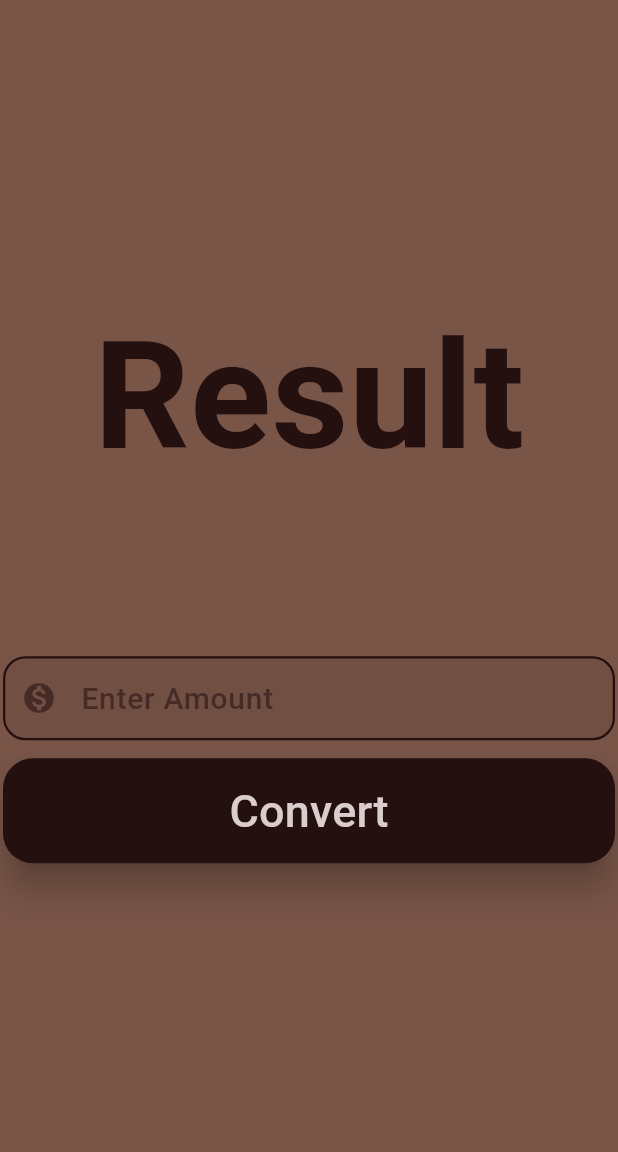
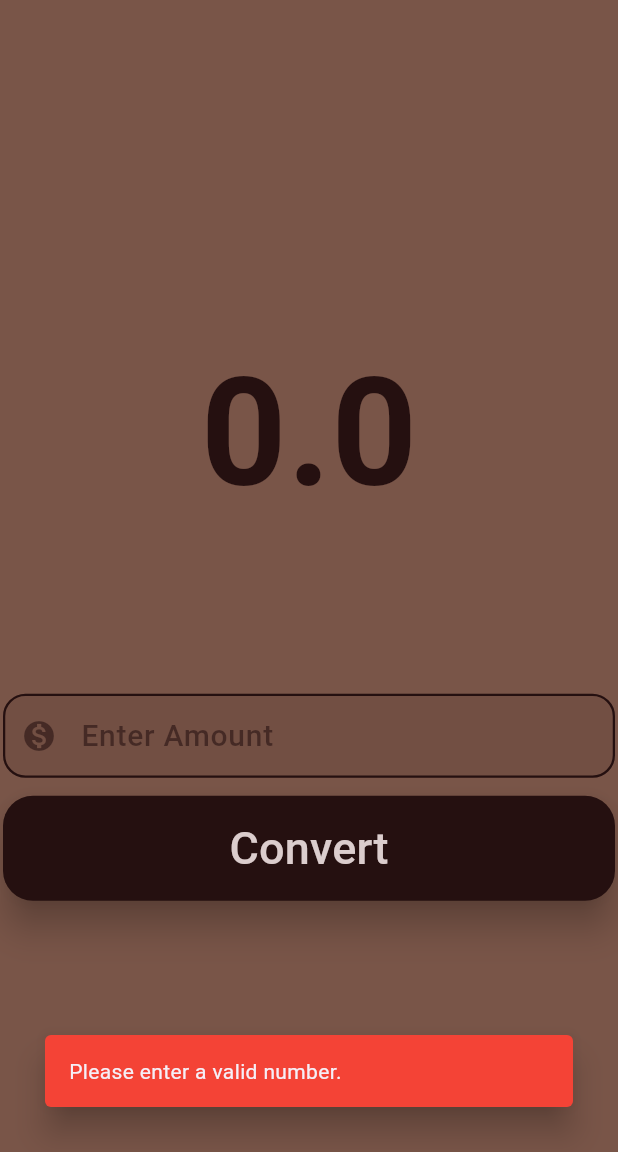
Before and after one commit to mabuyahya/currency_convetrer, a Flutter app: the screen it shows after launch, after a tap on "Convert", on a phone screen of 412 x 824 dp, the part 84-1236 px from its top. Run offline on Flutter 3.47's test engine with Material 3 defaults, Android fonts, the phone set to English and light mode, and no system bars.

Commit message:
Refactor currency converter components to use stateful widgets.

```diff
--- a/lib/home_page/convert.dart
+++ b/lib/home_page/convert.dart
@@ -1,11 +1,12 @@
 import 'package:flutter/material.dart';
 
 class Convert extends StatelessWidget {
-  const Convert({super.key});
+  final VoidCallback convertar;
+  const Convert({super.key, required this.convertar});
 
   @override
   Widget build(BuildContext context) {
-    return Container(
+    return SizedBox(
       width: double.infinity,
       child: Padding(
         padding: const EdgeInsets.fromLTRB(2, 10, 2, 0),
@@ -20,9 +21,7 @@ class Convert extends StatelessWidget {
             fixedSize: const WidgetStatePropertyAll(Size(double.infinity, 70)),
             foregroundColor: const WidgetStatePropertyAll(Color.fromARGB(255, 255, 255, 255)),
           ),
-          onPressed: () {
-            debugPrint("object");
-          },
+          onPressed: convertar,
           child: Text("Convert",
             style: TextStyle(
               color: const Color.fromARGB(255, 219, 205, 205),
--- a/lib/home_page/home_page.dart
+++ b/lib/home_page/home_page.dart
@@ -3,9 +3,35 @@ import 'package:currency_converter/home_page/result.dart';
 import 'package:currency_converter/home_page/input.dart';
 import 'package:currency_converter/home_page/convert.dart';
 
-class HomePage extends StatelessWidget {
+class HomePage extends StatefulWidget {
   const HomePage({super.key});
 
+  @override
+  State createState() => _HomePage();
+}
+
+
+class _HomePage extends State{
+  double result = 0;
+  final TextEditingController userInput = TextEditingController();
+
+void convertar() {
+  final input = double.tryParse(userInput.text);
+  if (input == null) {
+    setState(() => result = 0);
+    ScaffoldMessenger.of(context).showSnackBar(SnackBar(
+      content: Text("Please enter a valid number."),
+          backgroundColor: Colors.red,
+          elevation: 9,
+          margin: EdgeInsets.all(30),
+          behavior: SnackBarBehavior.floating,
+          duration: Duration(seconds: 2),
+        )
+    );
+    return;
+  }
+  setState(() => result = double.parse((input * 1.41).toStringAsFixed(2)));
+}
   @override
   Widget build(BuildContext context) {
     return Center(
@@ -18,13 +44,13 @@ class HomePage extends StatelessWidget {
             centerTitle: false,
           ),
           body: Column(
-
             mainAxisAlignment: MainAxisAlignment.center,
             children: [
-              Result(),
+              SizedBox(height: 50,),
+              Result(result: result.toString()),
               SizedBox(height: 100,),
-              Input(),
-              Convert(),
+              Input(text: userInput),
+              Convert(convertar: convertar),
             ],
           ),
         )
--- a/lib/home_page/input.dart
+++ b/lib/home_page/input.dart
@@ -2,7 +2,8 @@ import 'package:flutter/material.dart';
 final Color primaryColor = const Color.fromARGB(255, 112, 84, 76);
 final Color secondaryColor = const Color.fromARGB(255, 37, 16, 16);
 class Input extends StatelessWidget {
-  const Input({super.key});
+  final TextEditingController text;
+  const Input({super.key, required this.text});
 
   @override
   Widget build(BuildContext context) {
@@ -10,6 +11,7 @@ class Input extends StatelessWidget {
       child: Padding(
         padding: const EdgeInsets.all(2.0),
         child: TextField(
+          controller: text,
           decoration: InputDecoration(
             filled: true,
             fillColor: const Color.fromARGB(21, 37, 16, 16),
--- a/lib/home_page/result.dart
+++ b/lib/home_page/result.dart
@@ -1,20 +1,19 @@
 import 'package:flutter/material.dart';
 
 class Result extends StatelessWidget{
-  const Result({super.key});
+  final String result;
+  const Result({super.key, this.result = "0"});
 
   @override
   Widget build(BuildContext context) {
     return Center(
-        child: Container(
-          child: Text("Result",
+          child: Text(result,
           style:TextStyle(
             color: Color.fromARGB(255, 37, 16, 16),
             fontSize: 100,
             fontWeight: FontWeight.bold,
           )
           ),
-        ),
     );
   }
 }
```
